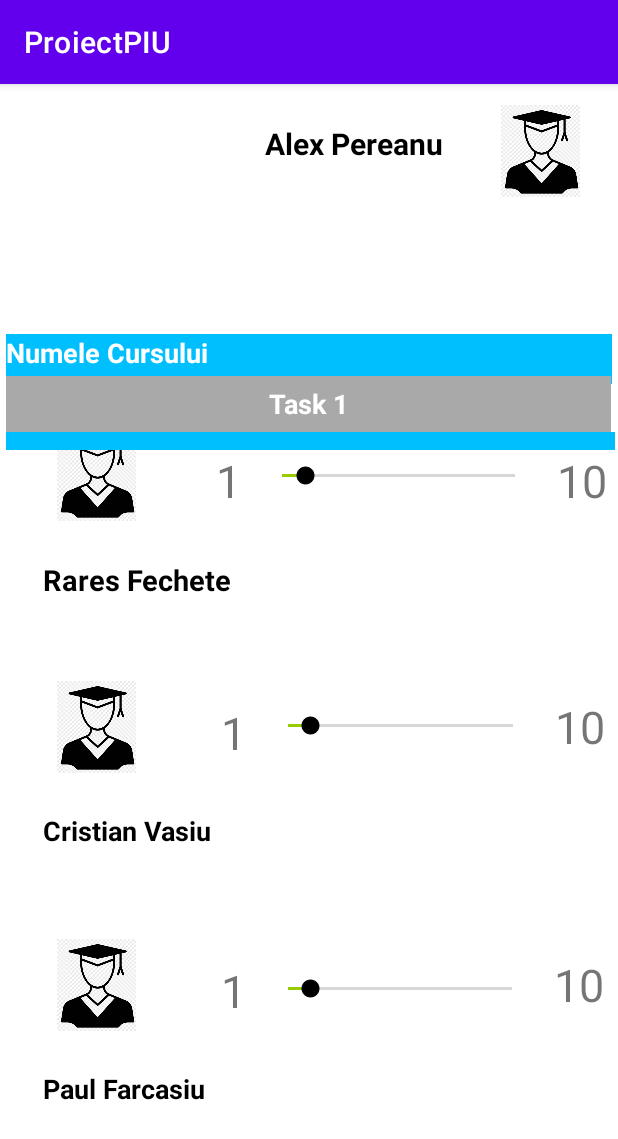
After one commit to raresfechete/ECHIPA_7_PIU_2020, an Android app: the VotingActivity screen opened directly, with no data from a screen before it, on a phone screen of 412 x 824 dp. The commit adds this screen. Shown: the top 1139 px of the screen. Run offline under Robolectric (Android 15) with nearby library versions, the phone set to English and light mode, and no system bars.

Commit message:
voting system

```diff
--- a/app/src/main/AndroidManifest.xml
+++ b/app/src/main/AndroidManifest.xml
@@ -9,7 +9,8 @@
         android:roundIcon="@mipmap/ic_launcher_round"
         android:supportsRtl="true"
         android:theme="@style/Theme.ProiectPIU">
-        <activity android:name=".StatisticaQuizuri"></activity>
+        <activity android:name=".VotingActivity"></activity>
+        <activity android:name=".StatisticaQuizuri" />
         <activity android:name=".StatisticaCursuri" />
         <activity android:name=".Student" />
         <activity android:name=".MainActivity">
--- a/app/src/main/java/com/example/proiectpiu/Student.kt
+++ b/app/src/main/java/com/example/proiectpiu/Student.kt
@@ -24,4 +24,13 @@ class Student : AppCompatActivity() {
         startActivity(intent)
 
     }
+
+    fun voteaza(view: View) {
+
+        val intent = Intent(this, VotingActivity::class.java)
+        startActivity(intent)
+
+    }
+
+
 }
--- /dev/null
+++ b/app/src/main/java/com/example/proiectpiu/VotingActivity.kt
@@ -0,0 +1,11 @@
+package com.example.proiectpiu
+
+import androidx.appcompat.app.AppCompatActivity
+import android.os.Bundle
+
+class VotingActivity : AppCompatActivity() {
+    override fun onCreate(savedInstanceState: Bundle?) {
+        super.onCreate(savedInstanceState)
+        setContentView(R.layout.activity_voting)
+    }
+}
--- a/app/src/main/res/layout/activity_statistica_quizuri.xml
+++ b/app/src/main/res/layout/activity_statistica_quizuri.xml
@@ -84,7 +84,7 @@
         app:layout_constraintRight_toRightOf="@id/sigla_utcn2"
         app:layout_constraintTop_toBottomOf="@id/student_nivel2"
 
-        app:layout_constraintVertical_bias="0.382"
+        app:layout_constraintVertical_bias="0.381"
         tools:listitem="@layout/quiz_item" />
 
 </androidx.constraintlayout.widget.ConstraintLayout>
--- a/app/src/main/res/layout/activity_student.xml
+++ b/app/src/main/res/layout/activity_student.xml
@@ -92,7 +92,8 @@
         app:layout_constraintHorizontal_bias="0.0"
         app:layout_constraintLeft_toLeftOf="@id/student_statistica_cursuri"
         app:layout_constraintRight_toRightOf="@id/student_statistica_cursuri"
-        app:layout_constraintTop_toBottomOf="@id/student_statistica_quiz" />
+        app:layout_constraintTop_toBottomOf="@id/student_statistica_quiz"
+        android:onClick="voteaza"/>
 
     <Button
         android:layout_width="0dp"
--- /dev/null
+++ b/app/src/main/res/layout/activity_voting.xml
@@ -0,0 +1,256 @@
+<?xml version="1.0" encoding="utf-8"?>
+<androidx.constraintlayout.widget.ConstraintLayout xmlns:android="http://schemas.android.com/apk/res/android"
+    xmlns:app="http://schemas.android.com/apk/res-auto"
+    xmlns:tools="http://schemas.android.com/tools"
+    android:layout_width="match_parent"
+    android:layout_height="match_parent"
+    tools:context=".VotingActivity">
+
+
+    <ImageView
+        android:id="@+id/image_student"
+        android:layout_width="95dp"
+        android:layout_height="81dp"
+        android:layout_marginTop="4dp"
+        android:layout_marginRight="4dp"
+        android:padding="10dp"
+        android:src="@drawable/student"
+        app:layout_constraintRight_toRightOf="parent"
+        app:layout_constraintTop_toTopOf="parent" />
+
+    <TextView
+    android:layout_width="wrap_content"
+    android:layout_height="wrap_content"
+    android:layout_marginTop="24dp"
+    android:text="1"
+    android:textSize="30sp"
+    app:layout_constraintHorizontal_bias="0.744"
+    app:layout_constraintLeft_toRightOf="@id/image_student2"
+    app:layout_constraintRight_toLeftOf="@id/seekbar1"
+    app:layout_constraintTop_toTopOf="@id/image_student2" />
+
+    <TextView
+        android:layout_width="127dp"
+        android:layout_height="34dp"
+        android:layout_marginLeft="12dp"
+        android:layout_marginTop="16dp"
+        android:text="Rares Fechete"
+        android:textSize="19sp"
+        app:layout_constraintLeft_toLeftOf="@id/image_student2"
+        app:layout_constraintTop_toBottomOf="@id/image_student2"
+        android:textColor="@color/black"
+        android:textStyle="bold"/>
+
+    <TextView
+        android:layout_width="127dp"
+        android:layout_height="34dp"
+        android:layout_marginLeft="12dp"
+        android:layout_marginTop="16dp"
+        android:text="Cristian Vasiu"
+        android:textSize="18sp"
+        app:layout_constraintLeft_toLeftOf="@id/image_student3"
+        app:layout_constraintTop_toBottomOf="@id/image_student3"
+        android:textColor="@color/black"
+        android:textStyle="bold"/>
+
+    <TextView
+        android:layout_width="127dp"
+        android:layout_height="34dp"
+        android:layout_marginLeft="12dp"
+        android:layout_marginTop="16dp"
+        android:text="Paul Farcasiu"
+        android:textSize="18sp"
+        app:layout_constraintLeft_toLeftOf="@id/image_student4"
+        app:layout_constraintTop_toBottomOf="@id/image_student4"
+        android:textColor="@color/black"
+        android:textStyle="bold"/>
+
+    <TextView
+        android:layout_width="wrap_content"
+        android:layout_height="wrap_content"
+        android:layout_marginTop="24dp"
+        android:text="1"
+        android:textSize="30sp"
+        app:layout_constraintHorizontal_bias="0.744"
+        app:layout_constraintLeft_toRightOf="@id/image_student3"
+        app:layout_constraintRight_toLeftOf="@id/seekbar2"
+        app:layout_constraintTop_toTopOf="@id/image_student3" />
+
+    <TextView
+        android:layout_width="wrap_content"
+        android:layout_height="wrap_content"
+        android:layout_marginTop="24dp"
+        android:text="1"
+        android:textSize="30sp"
+        app:layout_constraintHorizontal_bias="0.744"
+        app:layout_constraintLeft_toRightOf="@id/image_student4"
+        app:layout_constraintRight_toLeftOf="@id/seekbar3"
+        app:layout_constraintTop_toTopOf="@id/image_student4" />
+
+    <TextView
+        android:layout_width="wrap_content"
+        android:layout_height="wrap_content"
+        android:layout_marginLeft="12dp"
+        android:layout_marginTop="24dp"
+        android:text="10"
+        android:textSize="30sp"
+        app:layout_constraintLeft_toRightOf="@id/seekbar1"
+        app:layout_constraintTop_toTopOf="@id/image_student2"
+        />
+
+    <TextView
+        android:layout_width="wrap_content"
+        android:layout_height="wrap_content"
+        android:layout_marginLeft="12dp"
+        android:layout_marginTop="20dp"
+        android:text="10"
+        android:textSize="30sp"
+        app:layout_constraintLeft_toRightOf="@id/seekbar2"
+        app:layout_constraintTop_toTopOf="@id/image_student3" />
+
+    <TextView
+        android:layout_width="wrap_content"
+        android:layout_height="wrap_content"
+        android:layout_marginLeft="12dp"
+        android:layout_marginTop="20dp"
+        android:text="10"
+        android:textSize="30sp"
+        app:layout_constraintLeft_toRightOf="@id/seekbar3"
+        app:layout_constraintTop_toTopOf="@id/image_student4" />
+
+    <ImageView
+        android:id="@+id/image_student2"
+        android:layout_width="95dp"
+        android:layout_height="81dp"
+        android:layout_marginTop="220dp"
+        android:layout_marginRight="300dp"
+        android:padding="10dp"
+        android:src="@drawable/student"
+        app:layout_constraintRight_toRightOf="parent"
+        app:layout_constraintTop_toTopOf="parent" />
+
+    <ImageView
+        android:id="@+id/image_student3"
+        android:layout_width="95dp"
+        android:layout_height="81dp"
+        android:layout_marginTop="388dp"
+        android:layout_marginRight="300dp"
+        android:padding="10dp"
+        android:src="@drawable/student"
+        app:layout_constraintRight_toRightOf="parent"
+        app:layout_constraintTop_toTopOf="parent" />
+
+    <ImageView
+        android:id="@+id/image_student4"
+        android:layout_width="95dp"
+        android:layout_height="81dp"
+        android:layout_marginTop="560dp"
+        android:layout_marginRight="300dp"
+        android:padding="10dp"
+        android:src="@drawable/student"
+        app:layout_constraintRight_toRightOf="parent"
+        app:layout_constraintTop_toTopOf="parent" />
+
+    <TextView
+        android:id="@+id/student_name"
+        android:layout_width="151dp"
+        android:layout_height="32dp"
+        android:layout_marginLeft="160dp"
+        android:layout_marginTop="24dp"
+        android:gravity="center"
+        android:text="Alex Pereanu"
+        android:textColor="@color/black"
+        android:textSize="20sp"
+        android:textStyle="bold"
+        app:layout_constraintLeft_toLeftOf="parent"
+        app:layout_constraintTop_toTopOf="parent" />
+
+    <TextView
+        android:id="@+id/textViewNumeCurs"
+        android:layout_width="404dp"
+        android:layout_height="33dp"
+        android:layout_marginLeft="4dp"
+        android:layout_marginBottom="568dp"
+        android:background="@color/deepskyblue"
+        android:gravity="left"
+        android:text="Numele Cursului"
+        android:textColor="@color/white"
+        android:textSize="18sp"
+        android:textStyle="bold"
+        app:layout_constraintBottom_toBottomOf="parent"
+        app:layout_constraintLeft_toLeftOf="parent" />
+
+    <TextView
+        android:id="@+id/textViewNumeTask"
+        android:layout_width="403dp"
+        android:layout_height="37dp"
+        android:layout_marginLeft="4dp"
+        android:layout_marginBottom="536dp"
+        android:background="@color/gray"
+        android:gravity="center"
+        android:text="Task 1"
+        android:textColor="@color/white"
+        android:textSize="18sp"
+        android:textStyle="bold"
+        app:layout_constraintBottom_toBottomOf="parent"
+        app:layout_constraintLeft_toLeftOf="parent" />
+
+    <TextView
+        android:id="@+id/textViewLinie"
+        android:layout_width="406dp"
+        android:layout_height="12dp"
+        android:layout_marginLeft="4dp"
+        android:layout_marginBottom="524dp"
+        android:background="@color/deepskyblue"
+        android:gravity="left"
+        android:text=""
+        android:textColor="@color/white"
+        android:textSize="18sp"
+        android:textStyle="bold"
+        app:layout_constraintBottom_toBottomOf="parent"
+        app:layout_constraintLeft_toLeftOf="parent" />
+
+    <SeekBar
+        android:id="@+id/seekbar1"
+        android:layout_width="187dp"
+        android:layout_height="42dp"
+        android:layout_marginLeft="60dp"
+        android:layout_marginTop="20dp"
+        android:max="10"
+        android:padding="8dp"
+        android:progress="1"
+        android:progressTint="@android:color/holo_green_light"
+        android:thumbTint="@color/black"
+        app:layout_constraintLeft_toRightOf="@id/image_student2"
+        app:layout_constraintTop_toTopOf="@id/image_student2" />
+
+    <SeekBar
+        android:id="@+id/seekbar2"
+        android:layout_width="182dp"
+        android:layout_height="48dp"
+        android:layout_marginLeft="64dp"
+        android:layout_marginTop="184dp"
+        android:max="10"
+        android:padding="8dp"
+        android:progress="1"
+        android:progressTint="@android:color/holo_green_light"
+        android:thumbTint="@color/black"
+        app:layout_constraintLeft_toRightOf="@id/image_student3"
+        app:layout_constraintTop_toTopOf="@id/image_student2" />
+
+    <SeekBar
+        android:id="@+id/seekbar3"
+        android:layout_width="181dp"
+        android:layout_height="46dp"
+        android:layout_marginLeft="64dp"
+        android:layout_marginTop="360dp"
+        android:max="10"
+        android:padding="8dp"
+        android:progress="1"
+        android:progressTint="@android:color/holo_green_light"
+        android:thumbTint="@color/black"
+        app:layout_constraintLeft_toRightOf="@id/image_student4"
+        app:layout_constraintTop_toTopOf="@id/image_student2" />
+
+
+</androidx.constraintlayout.widget.ConstraintLayout>
--- a/app/src/main/res/values/colors.xml
+++ b/app/src/main/res/values/colors.xml
@@ -7,4 +7,8 @@
     <color name="teal_700">#FF018786</color>
     <color name="black">#FF000000</color>
     <color name="white">#FFFFFFFF</color>
+    <color name="cyan">#00FFFF</color>
+    <color name="deepskyblue">#00BFFF</color>
+    <color name="gray">#A9A9A9</color>
+    <color name="dimgray">#696969</color>
 </resources>
```
